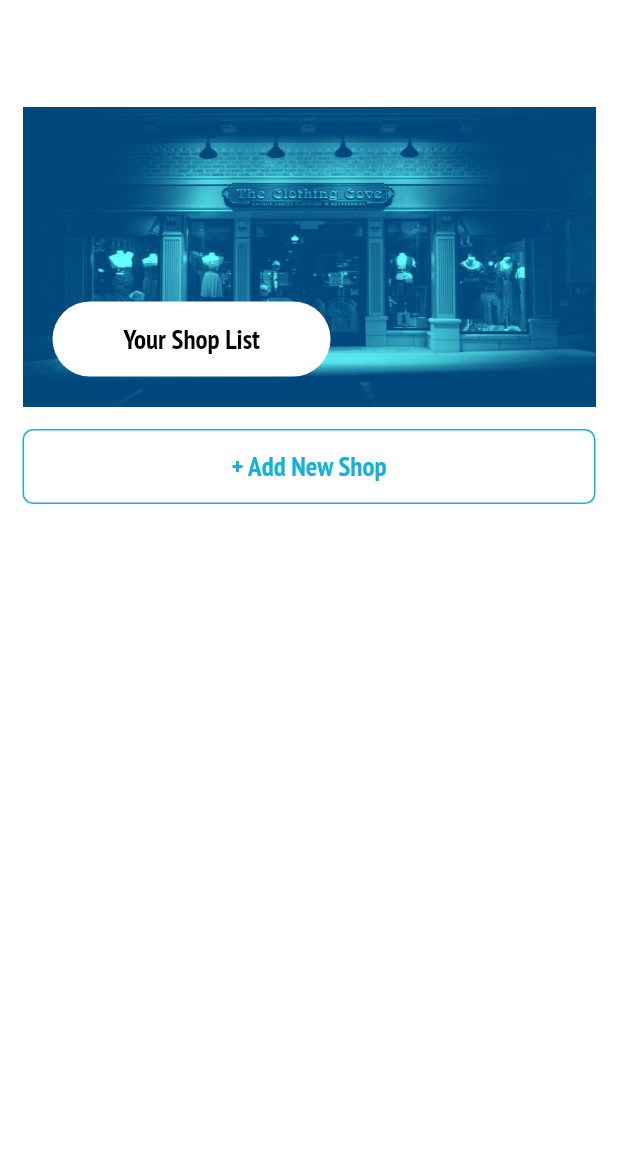
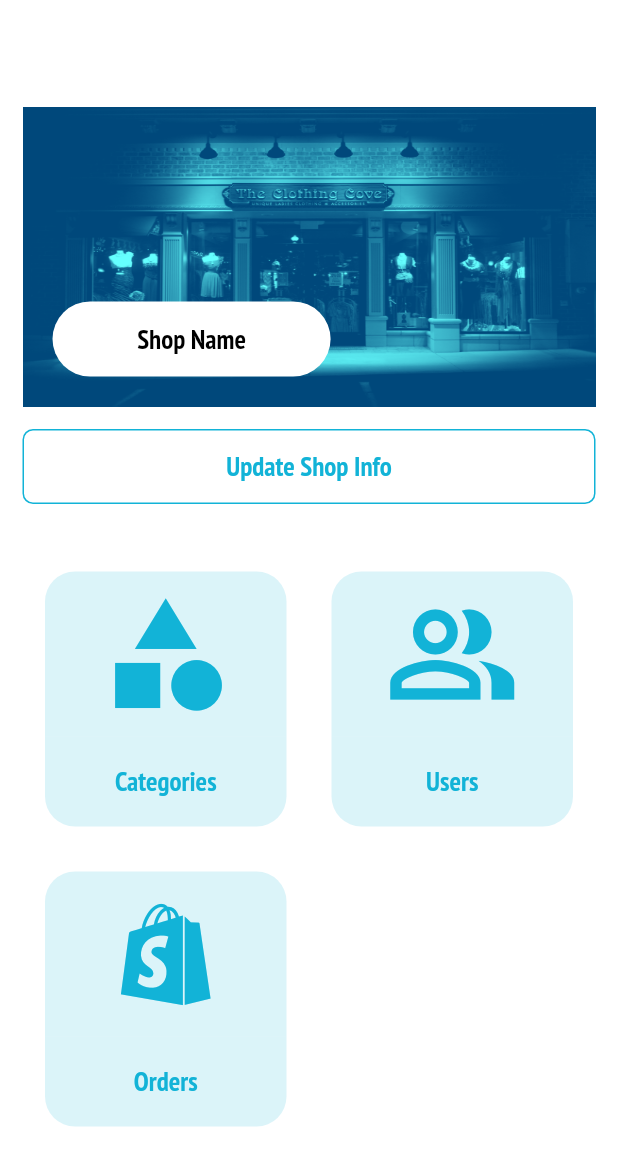
Before and after one commit to Neloy-SWE/Shop-Management, a Flutter app: the HomePage screen opened directly, on a phone screen of 412 x 824 dp. Shown: the top 1166 px of the screen. Run offline on Flutter 3.47's test engine with Material 2 defaults, Android fonts, the phone set to English and light mode, and no system bars; our stand-ins replace flutter_riverpod, shared_preferences; accounts and stored records are empty; network calls fail.

Commit message:
home page ui ready, option manager added

```diff
--- a/lib/api/auth_api_call/api_call_login.dart
+++ b/lib/api/auth_api_call/api_call_login.dart
@@ -1,4 +1,5 @@
 import 'dart:convert';
+import 'dart:developer';
 import 'package:shop_management/managers/manager.dart';
 import '../../managers/api_constant.dart';
 import 'package:http/http.dart' as http;
@@ -35,6 +36,7 @@ class CallLoginApi implements Manager, ExceptionManager {
         login.fail(fail: str);
       }
     } on Exception catch (e) {
+      log(e.toString());
      exception.appException();
     }
   }
--- a/lib/api/auth_api_call/api_call_registration.dart
+++ b/lib/api/auth_api_call/api_call_registration.dart
@@ -1,4 +1,5 @@
 import 'dart:convert';
+import 'dart:developer';
 
 import '../../managers/api_constant.dart';
 import '../../managers/exception_manager.dart';
@@ -39,6 +40,7 @@ class CallRegistrationApi implements Manager, ExceptionManager {
         register.fail(fail: str);
       }
     } on Exception catch (e) {
+      log(e.toString());
       exception.appException();
     }
   }
--- a/lib/api/auth_api_call/api_call_reset_password.dart
+++ b/lib/api/auth_api_call/api_call_reset_password.dart
@@ -1,4 +1,5 @@
 import 'dart:convert';
+import 'dart:developer';
 
 import 'package:shop_management/managers/exception_manager.dart';
 import 'package:shop_management/managers/manager.dart';
@@ -27,6 +28,7 @@ class CallResetPassApi implements Manager, ExceptionManager {
         reset.fail(fail: str);
       }
     } on Exception catch (e) {
+      log(e.toString());
       exception.appException();
     }
   }
--- a/lib/components/custom_button.dart
+++ b/lib/components/custom_button.dart
@@ -33,7 +33,7 @@ class AllButton {
     );
   }
 
-  static addButton({
+  static borderedButton({
     required BuildContext context,
     required String btnText,
     required Function onTap,
@@ -56,9 +56,7 @@ class AllButton {
         ),
         child: Text(
           btnText,
-          style: Theme.of(context).textTheme.headline3!.copyWith(
-                color: AllColors.primaryColor,
-              ),
+          style: Theme.of(context).textTheme.headline5,
         ),
       ),
     );
--- a/lib/components/grid_view_fixed_height.dart
+++ b/lib/components/grid_view_fixed_height.dart
@@ -14,10 +14,10 @@ class GridViewFixedHeight
     this.mainAxisSpacing = 0.0,
     this.crossAxisSpacing = 0.0,
     this.height = 56.0,
-  })  : assert(crossAxisCount != null && crossAxisCount > 0),
-        assert(mainAxisSpacing != null && mainAxisSpacing >= 0),
-        assert(crossAxisSpacing != null && crossAxisSpacing >= 0),
-        assert(height != null && height > 0);
+  })  : assert(crossAxisCount > 0),
+        assert(mainAxisSpacing >= 0),
+        assert(crossAxisSpacing >= 0),
+        assert(height > 0);
 
   /// The number of children in the cross axis.
   final int crossAxisCount;
--- /dev/null
+++ b/lib/managers/option_manager.dart
@@ -0,0 +1,7 @@
+import 'package:flutter/cupertino.dart';
+
+class OptionManager{
+  IconData optionIcon;
+  String optionName;
+  OptionManager({required this.optionIcon, required this.optionName});
+}
--- a/lib/screens/authentication/screen_login.dart
+++ b/lib/screens/authentication/screen_login.dart
@@ -93,6 +93,18 @@ class _LoginState extends State<Login> implements Manager, ExceptionManager {
     _emailController.dispose();
     _passwordController.dispose();
     super.dispose();
+  }
+
+  // todo: after complete world. please remove the code
+  @override
+  void initState() {
+    CallLoginApi().callLoginApi(
+      login: this,
+      exception: this,
+      email: "neloy@gmail.com",
+      password: "12345678",
+    );
+    super.initState();
   }
 
   @override
--- a/lib/screens/screen_homepage.dart
+++ b/lib/screens/screen_homepage.dart
@@ -5,6 +5,8 @@ import 'package:shop_management/utilities/all_text.dart';
 import 'package:shop_management/utilities/app_size.dart';
 import 'package:shop_management/utilities/colors.dart';
 import '../components/custom_dialogue.dart';
+import '../components/grid_view_fixed_height.dart';
+import '../managers/option_manager.dart';
 import '../utilities/image_path.dart';
 
 class HomePage extends StatefulWidget {
@@ -15,6 +17,15 @@ class HomePage extends StatefulWidget {
 }
 
 class _HomePageState extends State<HomePage> {
+  List<OptionManager> options = [
+    OptionManager(
+        optionIcon: Icons.category, optionName: AllTexts.categories),
+    OptionManager(
+        optionIcon: Icons.people_alt_outlined, optionName: AllTexts.users),
+    OptionManager(
+        optionIcon: Icons.shopify_rounded, optionName: AllTexts.orders),
+  ];
+
   @override
   Widget build(BuildContext context) {
     return WillPopScope(
@@ -33,7 +44,7 @@ class _HomePageState extends State<HomePage> {
         body: ListView(
           padding: MyPadding.appPadding,
           children: [
-            // header image
+            // shop view
             Container(
               height: 200,
               width: double.infinity,
@@ -64,7 +75,7 @@ class _HomePageState extends State<HomePage> {
                   ),
                 ),
                 child: Text(
-                  AllTexts.yourShopList,
+                  "Shop Name",
                   textAlign: TextAlign.center,
                   style: Theme.of(context).textTheme.bodyText2,
                 ),
@@ -72,15 +83,31 @@ class _HomePageState extends State<HomePage> {
             ),
             Gap.gapH15,
 
-            // shop add button
-            AllButton.addButton(
+            // update shop button
+            AllButton.borderedButton(
               context: context,
-              btnText: AllTexts.addNewShop,
+              btnText: AllTexts.updateShopInfo,
               onTap: () {},
             ),
+            Gap.gapH30,
 
-            // shop list
-            // GridView.builder(gridDelegate: gridDelegate, itemBuilder: itemBuilder)
+            // option list
+            GridView.builder(
+              padding: MyPadding.appPadding,
+              shrinkWrap: true,
+              physics: const NeverScrollableScrollPhysics(),
+              gridDelegate: const GridViewFixedHeight(
+                crossAxisCount: 2,
+                // childAspectRatio: 0.60,
+                height: 170,
+                crossAxisSpacing: 30,
+                mainAxisSpacing: 30,
+              ),
+              itemCount: options.length,
+              itemBuilder: (context, index) {
+                return _optionContainer(options[index]);
+              },
+            ),
           ],
         ),
       ),
@@ -95,4 +122,47 @@ class _HomePageState extends State<HomePage> {
       ),
     );
   }
+
+  Widget _optionContainer(OptionManager optionManager) {
+    return Column(
+      children: [
+        Container(
+          height: 110,
+          width: double.infinity,
+          alignment: Alignment.center,
+          decoration: const BoxDecoration(
+            color: AllColors.optionBackColor,
+            borderRadius: BorderRadius.vertical(
+              top: Radius.circular(
+                20,
+              ),
+            ),
+          ),
+          child: Icon(
+            optionManager.optionIcon,
+            color: AllColors.primaryColor,
+            size: 90,
+          ),
+        ),
+        Container(
+          height: 60,
+          width: double.infinity,
+          alignment: Alignment.center,
+          decoration: const BoxDecoration(
+            color: AllColors.optionBackColor,
+            borderRadius: BorderRadius.vertical(
+              bottom: Radius.circular(
+                20,
+              ),
+            ),
+          ),
+          child: Text(
+            optionManager.optionName,
+            textAlign: TextAlign.center,
+            style: Theme.of(context).textTheme.headline5,
+          ),
+        ),
+      ],
+    );
+  }
 }
--- a/lib/utilities/all_text.dart
+++ b/lib/utilities/all_text.dart
@@ -40,6 +40,8 @@ class AllTexts {
   static const String resetPassFail = "Reset password failed";
   static const String exitApp = "Exit App";
   static const String exitAppSub = "Are you sure you want to exit app ?";
-  static const String yourShopList = "Your Shop List";
-  static const String addNewShop = "+ Add New Shop";
+  static const String updateShopInfo = "Update Shop Info";
+  static const String categories = "Categories";
+  static const String users = "Users";
+  static const String orders = "Orders";
 }
--- a/lib/utilities/colors.dart
+++ b/lib/utilities/colors.dart
@@ -2,6 +2,7 @@ import 'package:flutter/material.dart';
 
 class AllColors {
   static const Color primaryColor = Color.fromRGBO(18, 179, 215, 1);
+  static const Color optionBackColor = Color.fromRGBO(18, 179, 215, 0.15);
   static const Color successColor = Color.fromRGBO(29, 222, 112, 1);
   static const Color errorColor = Color.fromRGBO(231, 85, 31, 1);
   static const Color failColor = Color.fromRGBO(255, 233, 0, 1);
```
